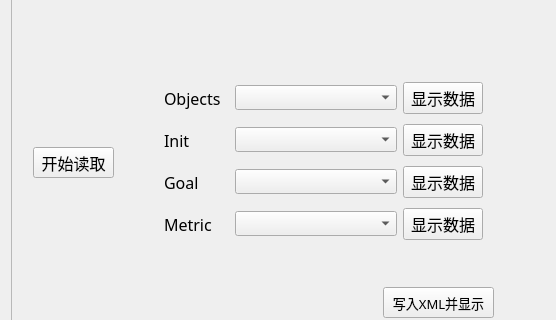
Before: the Qt Designer form QtPDDL2XML/QtPDDL2XML.ui in lsylusiyao/PDDL2XML, drawn with Qt 5; both pictures show x 0 to 556 and y 113 to 433 of the 1024 by 600 pixel window.
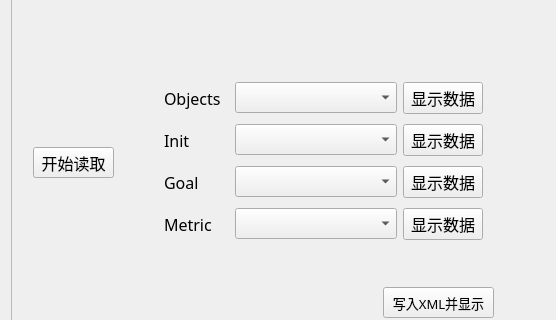
After: the same form once the commit is applied. The open tabs and pages were chosen to show the change.

What changed in the file:
```diff
--- a/QtPDDL2XML/QtPDDL2XML.ui
+++ b/QtPDDL2XML/QtPDDL2XML.ui
@@ -458,6 +458,12 @@
                  <height>25</height>
                 </size>
                </property>
+               <property name="font">
+                <font>
+                 <family>微软雅黑</family>
+                 <pointsize>12</pointsize>
+                </font>
+               </property>
               </widget>
              </item>
              <item row="0" column="2">
@@ -500,6 +506,12 @@
                  <height>25</height>
                 </size>
                </property>
+               <property name="font">
+                <font>
+                 <family>微软雅黑</family>
+                 <pointsize>12</pointsize>
+                </font>
+               </property>
               </widget>
              </item>
              <item row="1" column="2">
@@ -542,6 +554,12 @@
                  <height>25</height>
                 </size>
                </property>
+               <property name="font">
+                <font>
+                 <family>微软雅黑</family>
+                 <pointsize>12</pointsize>
+                </font>
+               </property>
               </widget>
              </item>
              <item row="2" column="2">
@@ -584,6 +602,12 @@
                  <height>25</height>
                 </size>
                </property>
+               <property name="font">
+                <font>
+                 <family>微软雅黑</family>
+                 <pointsize>12</pointsize>
+                </font>
+               </property>
               </widget>
              </item>
              <item row="3" column="2">
```
Left out of the diff: 18 changed lines with no effect on the pictures.
